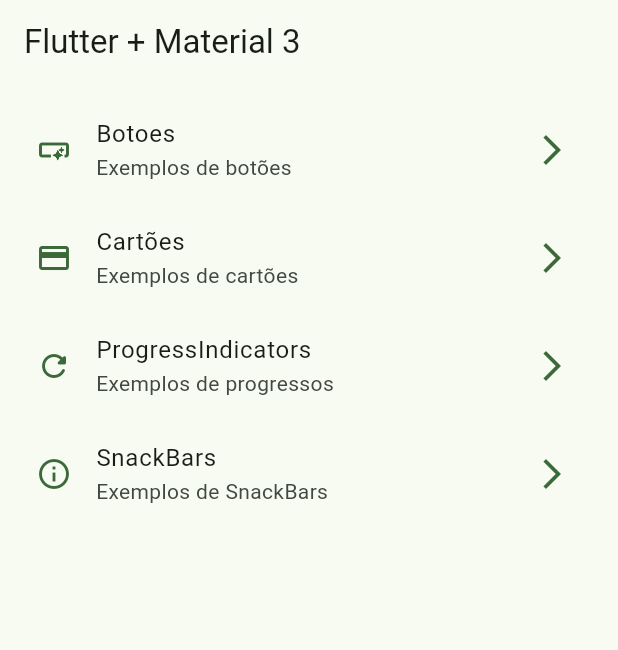
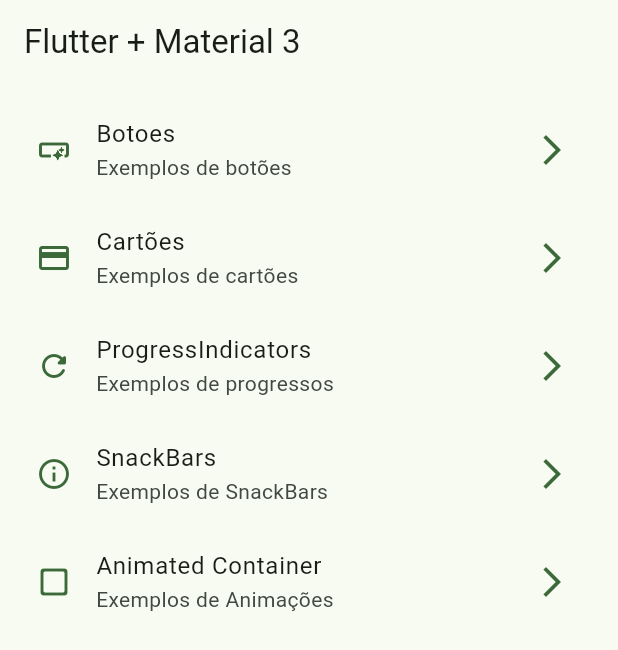
Before and after one commit to eduardocintrasantos/WidgetsApp, a Flutter app: the screen it shows after launch, on a phone screen of 412 x 824 dp. Shown: the top 650 px of the screen. Run offline on Flutter 3.47's test engine with Material 3 defaults, Android fonts, the phone set to English and light mode, and no system bars; our stand-ins replace go_router.

Commit message:
Animated

```diff
--- a/lib/config/menu/menu_itens.dart
+++ b/lib/config/menu/menu_itens.dart
@@ -40,4 +40,10 @@ const appMenuItens = <MenuItem>[
     link: '/snackbars',
     icon: Icons.info_outline,
   ),
+  MenuItem(
+    title: 'Animated Container',
+    subTitle: 'Exemplos de Animações',
+    link: '/animated',
+    icon: Icons.check_box_outline_blank_rounded,
+  ),
 ];
--- a/lib/config/router/app_router.dart
+++ b/lib/config/router/app_router.dart
@@ -38,5 +38,12 @@ final appRouter = GoRouter(
         return const SnackbarScreen();
       },
     ),
+
+    GoRoute(
+      path: '/animated',
+      builder: (BuildContext context, GoRouterState state) {
+        return const AnimatedScreen();
+      },
+    ),
   ],
 );
```
Also changed, not shown: lib/presentation/screens/animated/animated_screen.dart (+52 -2 lines).
